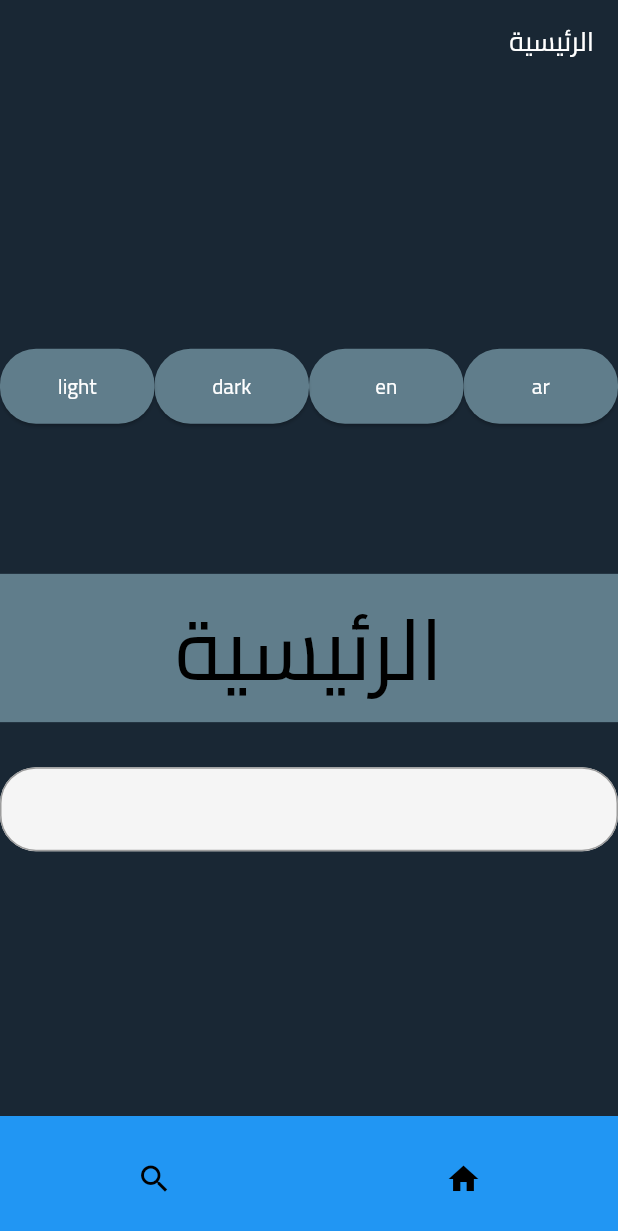
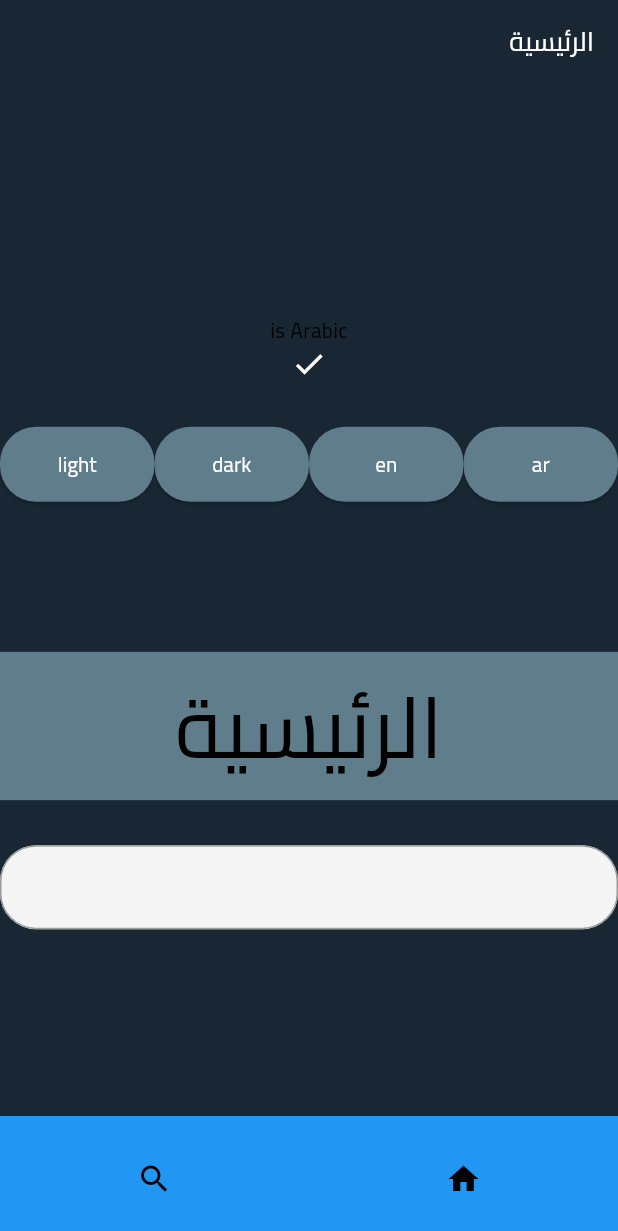
Before and after one commit to AliSabbar/base_project, a Flutter app: the screen it shows after launch, after a tap on "dark", on a phone screen of 412 x 824 dp. Shown: the top 1231 px of the screen. Run offline on Flutter 3.47's test engine with Material 3 defaults, Android fonts, the phone set to English and light mode, and no system bars; our stand-ins replace dio, equatable, flutter_riverpod, go_router, pretty_dio_logger, shared_preferences.

Commit message:
change app icon and add app validation

```diff
--- a/lib/core/utils/app_constance.dart
+++ b/lib/core/utils/app_constance.dart
@@ -1,6 +1,7 @@
 abstract class AppConstance {
   const AppConstance._();
   static const appFont = "Cairo";
+  static const appName = "Base Project";
   static const page = 1;
   static const pageSize = 10;
   static const arLang = "ar";
--- a/lib/core/utils/app_extension.dart
+++ b/lib/core/utils/app_extension.dart
@@ -1,5 +1,6 @@
 import 'package:base_project/generated/l10n.dart';
 import 'package:flutter/material.dart';
+import 'package:flutter/widgets.dart';
 
 extension SpacingExtension on num {
   Widget get hGap => SizedBox(height: toDouble());
@@ -17,5 +18,6 @@ extension ContextExtension on BuildContext {
   double get width => MediaQuery.of(this).size.width;
   TextTheme get text => Theme.of(this).textTheme;
   ThemeData get theme => Theme.of(this);
+  String get locale => Localizations.localeOf(this).languageCode;
   S get tr => S.of(this);
 }
--- a/lib/core/utils/language_provider.dart
+++ b/lib/core/utils/language_provider.dart
@@ -1,5 +1,6 @@
 import 'package:base_project/core/network/local/shared_pref.dart';
 import 'package:base_project/core/network/local/shared_pref_key.dart';
+import 'package:base_project/core/utils/app_constance.dart';
 import 'package:flutter/material.dart';
 import 'package:flutter_riverpod/flutter_riverpod.dart';
 
@@ -14,10 +15,11 @@ final localeProvider = Provider<Locale>((ref) {
 class LanguageProvider extends Notifier<String> {
   @override
   String build() {
-    return SharedPref.getData(SharedPrefKeys.language) ?? 'ar';
+    return SharedPref.getData(SharedPrefKeys.language) ?? AppConstance.arLang;
   }
 
   void changeLanguage(String language) {
+    if (state == language) return;
     state = language;
     SharedPref.setData(key: SharedPrefKeys.language, value: state);
   }
--- a/lib/core/utils/theme_provider.dart
+++ b/lib/core/utils/theme_provider.dart
@@ -14,6 +14,7 @@ class ThemeProvider extends Notifier<ThemeMode> {
   }
 
   void changeTheme(ThemeMode themeMode) {
+    if (state == themeMode) return;
     state = themeMode;
     SharedPref.setData(key: SharedPrefKeys.theme, value: state.toString());
   }
--- a/lib/features/home/view/screens/home_screen.dart
+++ b/lib/features/home/view/screens/home_screen.dart
@@ -1,5 +1,6 @@
 import 'package:base_project/core/utils/app_constance.dart';
 import 'package:base_project/core/utils/app_extension.dart';
+import 'package:base_project/core/utils/app_validation.dart';
 import 'package:base_project/core/utils/language_provider.dart';
 import 'package:base_project/core/utils/theme_provider.dart';
 import 'package:flutter/material.dart';
@@ -18,6 +19,12 @@ class HomeScreen extends StatelessWidget {
           mainAxisAlignment: MainAxisAlignment.center,
           crossAxisAlignment: CrossAxisAlignment.center,
           children: <Widget>[
+            30.hGap,
+            const Text("is Arabic"),
+            context.locale == AppConstance.arLang
+                ? const Icon(Icons.check)
+                : const Icon(Icons.close),
+            30.hGap,
             Consumer(
               builder: (context, ref, child) {
                 return Row(
@@ -72,7 +79,10 @@ class HomeScreen extends StatelessWidget {
               ),
             ),
             30.hGap,
-            TextFormField(),
+            TextFormField(
+              validator: (value) =>
+                  AppValidation(context).validateEmail(value ?? ""),
+            ),
           ],
         ));
   }
--- a/lib/features/splash/view/screens/splash_screen.dart
+++ b/lib/features/splash/view/screens/splash_screen.dart
@@ -20,6 +20,10 @@ class _SplashScreenState extends State<SplashScreen> {
 
   @override
   Widget build(BuildContext context) {
-    return const Scaffold();
+    return Scaffold(
+      body: Center(
+        child: const Text('Splash Screen'),
+      ),
+    );
   }
 }
--- a/lib/main.dart
+++ b/lib/main.dart
@@ -1,5 +1,6 @@
 import 'package:base_project/core/network/local/shared_pref.dart';
 import 'package:base_project/core/routes/route_provider.dart';
+import 'package:base_project/core/utils/app_constance.dart';
 import 'package:base_project/core/utils/language_provider.dart';
 import 'package:base_project/core/utils/theme/dark_theme.dart';
 import 'package:base_project/core/utils/theme/light_theme.dart';
@@ -24,7 +25,7 @@ class MyApp extends ConsumerWidget {
     final language = ref.watch(localeProvider);
     final theme = ref.watch(themeProvider);
     return MaterialApp.router(
-      title: 'APP NAME',
+      title: AppConstance.appName,
       theme: LightTheme.init(context),
       darkTheme: DarkTheme.init(context),
       themeMode: theme,
```
Also changed, not shown: lib/core/utils/app_validation.dart (added, +48 -0 lines), lib/l10n/intl_ar.arb (+29 -1 lines), lib/l10n/intl_en.arb (+29 -1 lines), pubspec.yaml (+10 -1 lines), assets/icons/app_icon.png (added), lib/generated/intl/messages_ar.dart, lib/generated/intl/messages_en.dart, lib/generated/l10n.dart, pubspec.lock, 29 other files.
